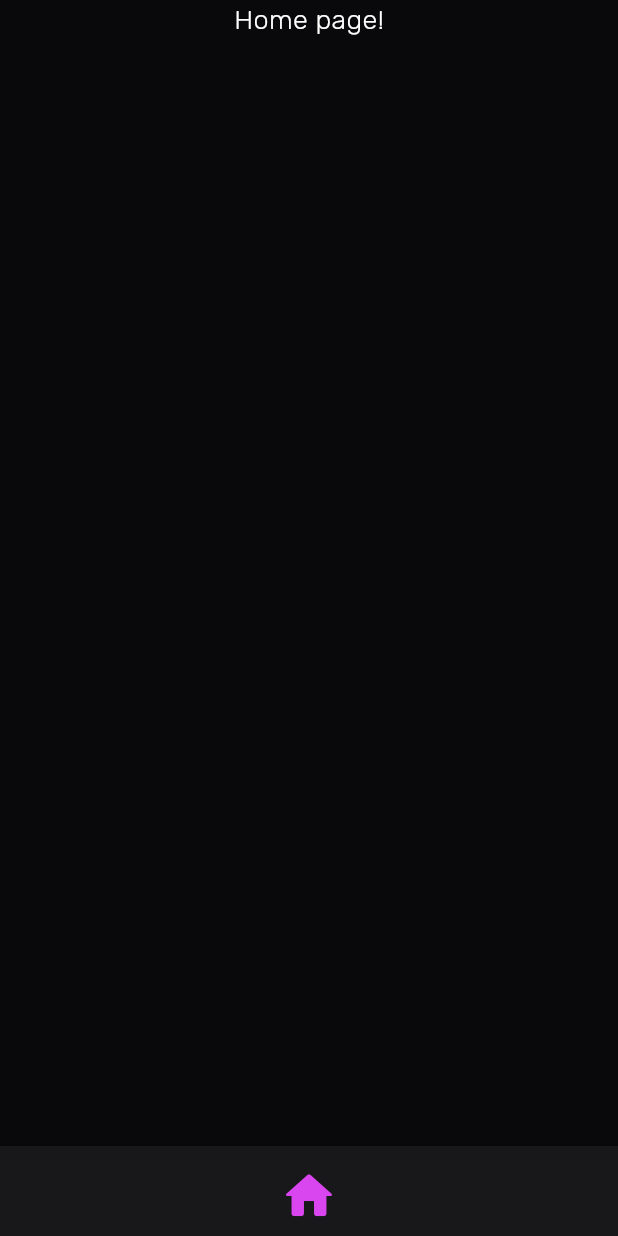
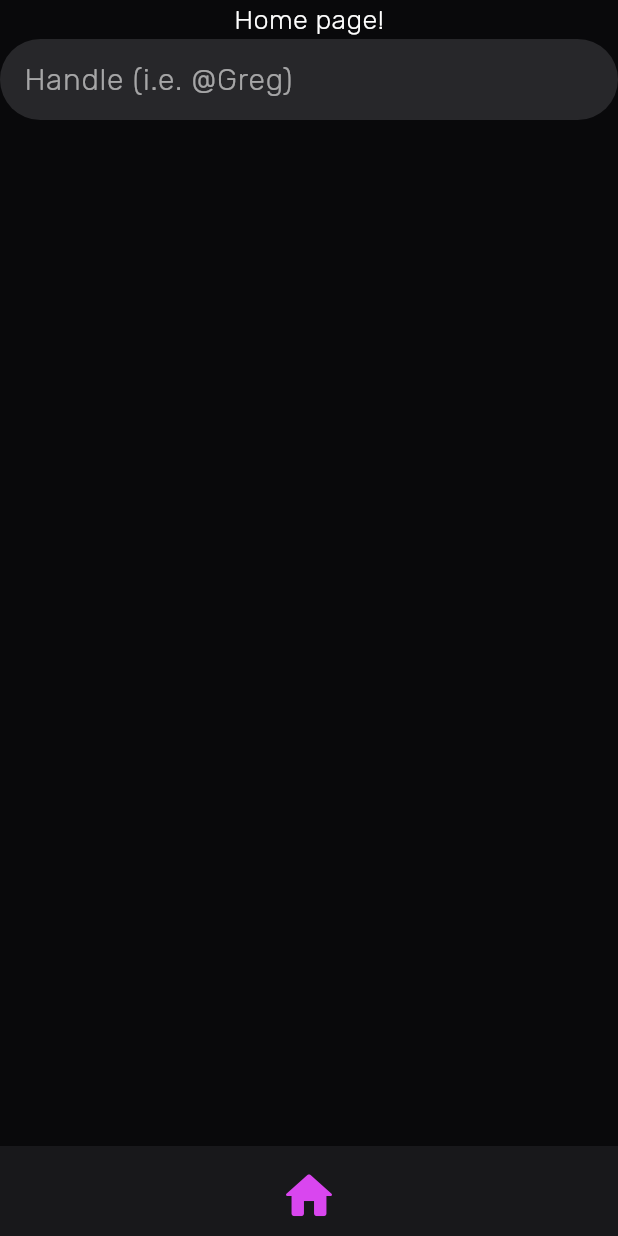
Before and after one commit to ian-shakespeare/caravanner, a Flutter app: the screen it shows after launch, on a phone screen of 412 x 824 dp. Run offline on Flutter 3.47's test engine with Material 2 defaults, Android fonts, the light colour scheme and no system bars; our stand-ins replace google_fonts.

Commit message:
text input finished?

```diff
--- a/lib/components/text_input.dart
+++ b/lib/components/text_input.dart
@@ -1,5 +1,6 @@
 import "package:caravanner/theme/colors.dart";
 import "package:flutter/material.dart";
+import "package:google_fonts/google_fonts.dart";
 
 class TextInput extends StatelessWidget {
   final String hintText;
@@ -8,11 +9,36 @@ class TextInput extends StatelessWidget {
   @override
   Widget build(BuildContext context) {
     return TextField(
+      cursorColor: const Color.fromARGB(200, 255, 255, 255),
       decoration: InputDecoration(
-          filled: true,
-          fillColor: CColors.faded,
-          hintText: hintText,
-          hintStyle: TextStyle(color: CColors.onSurface)),
+        isDense: true,
+        border: OutlineInputBorder(
+          borderRadius: BorderRadius.circular(32),
+          borderSide: const BorderSide(
+              width: 0.0, color: Color.fromARGB(0, 255, 255, 255)),
+        ),
+        focusedBorder: OutlineInputBorder(
+          borderRadius: BorderRadius.circular(32),
+          borderSide: const BorderSide(
+              width: 0.0, color: Color.fromARGB(0, 255, 255, 255)),
+        ),
+        enabledBorder: OutlineInputBorder(
+          borderRadius: BorderRadius.circular(32),
+          borderSide: const BorderSide(
+              width: 0.0, color: Color.fromARGB(0, 255, 255, 255)),
+        ),
+        filled: true,
+        fillColor: CColors.onSurface,
+        hintText: hintText,
+        hintStyle: GoogleFonts.rubik(
+            fontSize: 20,
+            fontWeight: FontWeight.w300,
+            color: const Color.fromARGB(150, 255, 255, 255)),
+      ),
+      style: GoogleFonts.rubik(
+          fontSize: 20,
+          fontWeight: FontWeight.w300,
+          color: const Color.fromARGB(200, 255, 255, 255)),
     );
   }
 }
--- a/lib/home/home.dart
+++ b/lib/home/home.dart
@@ -1,10 +1,9 @@
 import "package:caravanner/components/text_input.dart";
 import "package:flutter/material.dart";
 import "../theme/text.dart";
-import "../components/screen.dart";
 
 class HomeScreen extends StatelessWidget {
-  HomeScreen({super.key});
+  const HomeScreen({super.key});
 
   @override
   Widget build(BuildContext ctx) {
@@ -12,6 +11,9 @@ class HomeScreen extends StatelessWidget {
       child: Column(
         children: <Widget>[
           CText.paragraph("Home page!"),
+          const TextInput(
+            hintText: "Handle (i.e. @Greg)",
+          )
         ],
       ),
     );
```
